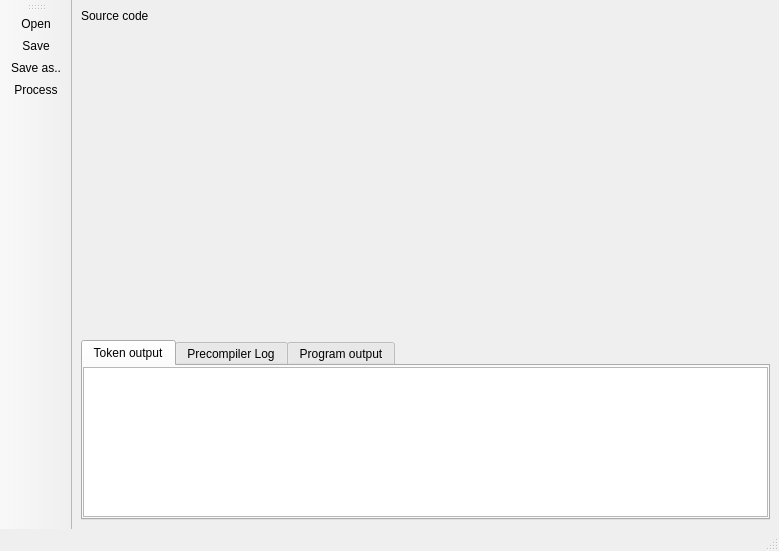
The window that GUI/RLInterpreterGUI/mainwindow.ui (preyko/talw2) describes before a commit, drawn with Qt 5.
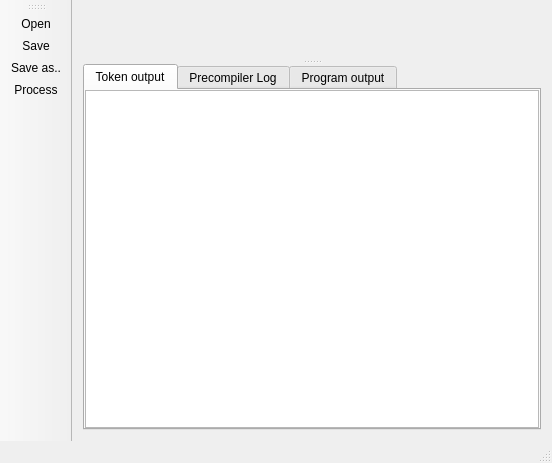
The same window after the commit. Custom widgets are drawn as their Qt base class.

```diff
--- a/GUI/RLInterpreterGUI/mainwindow.ui
+++ b/GUI/RLInterpreterGUI/mainwindow.ui
@@ -6,8 +6,8 @@
    <rect>
     <x>0</x>
     <y>0</y>
-    <width>779</width>
-    <height>551</height>
+    <width>552</width>
+    <height>463</height>
    </rect>
   </property>
   <property name="sizePolicy">
@@ -32,31 +32,15 @@
      <verstretch>0</verstretch>
     </sizepolicy>
    </property>
-   <layout class="QVBoxLayout" name="verticalLayout_6">
-    <property name="spacing">
-     <number>0</number>
-    </property>
-    <property name="margin">
-     <number>0</number>
-    </property>
-    <item>
      <layout class="QHBoxLayout" name="horizontalLayout_2">
-      <property name="spacing">
-       <number>0</number>
-      </property>
       <item>
-       <layout class="QVBoxLayout" name="verticalLayout">
-        <property name="margin">
-         <number>9</number>
-        </property>
-        <item>
-         <widget class="QLabel" name="label">
-          <property name="text">
-           <string>Source code</string>
-          </property>
-         </widget>
-        </item>
-        <item>
+     <widget class="QSplitter" name="splitter">
+      <property name="orientation">
+       <enum>Qt::Vertical</enum>
+      </property>
+      <property name="childrenCollapsible">
+       <bool>false</bool>
+      </property>
          <widget class="RLCodeBrowser" name="codeBrowser" native="true">
           <property name="sizePolicy">
            <sizepolicy hsizetype="Expanding" vsizetype="Expanding">
@@ -67,12 +51,11 @@
           <property name="styleSheet">
            <string notr="true"/>
           </property>
-         </widget>
-        </item>
-        <item>
+       <zorder>label</zorder>
+      </widget>
          <widget class="QTabWidget" name="tabWidget">
           <property name="sizePolicy">
-           <sizepolicy hsizetype="Minimum" vsizetype="Minimum">
+        <sizepolicy hsizetype="Expanding" vsizetype="Expanding">
             <horstretch>0</horstretch>
             <verstretch>0</verstretch>
            </sizepolicy>
@@ -87,19 +70,28 @@
            <bool>true</bool>
           </property>
           <widget class="QWidget" name="tokenOutputTab">
+        <property name="enabled">
+         <bool>true</bool>
+        </property>
+        <property name="sizePolicy">
+         <sizepolicy hsizetype="Expanding" vsizetype="Expanding">
+          <horstretch>0</horstretch>
+          <verstretch>0</verstretch>
+         </sizepolicy>
+        </property>
            <attribute name="title">
             <string>Token output</string>
            </attribute>
-           <layout class="QHBoxLayout" name="horizontalLayout_4">
+        <layout class="QHBoxLayout" name="horizontalLayout">
             <property name="margin">
              <number>0</number>
             </property>
             <item>
-             <widget class="QTextBrowser" name="tokenOutput">
+          <widget class="QTextEdit" name="tokenOutput">
               <property name="maximumSize">
                <size>
                 <width>16777215</width>
-                <height>150</height>
+             <height>16777215</height>
                </size>
               </property>
               <property name="focusPolicy">
@@ -119,7 +111,7 @@
            <attribute name="title">
             <string>Precompiler Log</string>
            </attribute>
-           <layout class="QHBoxLayout" name="horizontalLayout">
+        <layout class="QVBoxLayout" name="verticalLayout">
             <property name="spacing">
              <number>0</number>
             </property>
@@ -180,10 +172,7 @@
            </layout>
           </widget>
          </widget>
-        </item>
-       </layout>
-      </item>
-     </layout>
+     </widget>
     </item>
    </layout>
   </widget>
```
Left out of the diff: 18 changed lines with no effect on the pictures. Lines whose indentation alone changed are shown as unchanged.
